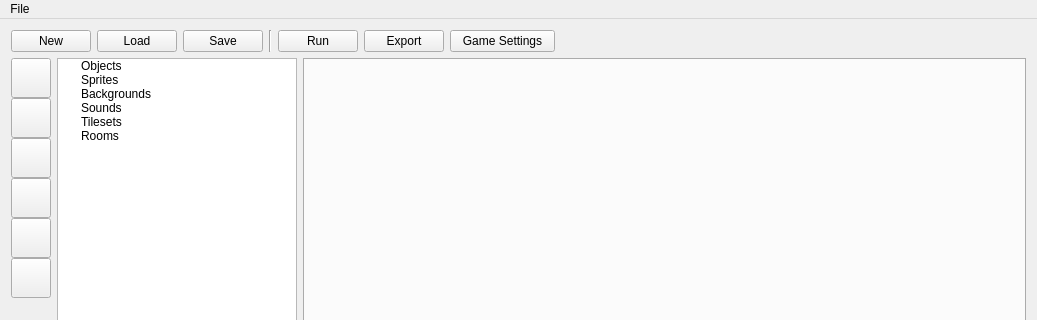
tffdev/Lumi, file Editor/forms/mainwindow.ui: the form before one commit; both pictures show x 0 to 1037 and y 0 to 320 of the 1037 by 644 pixel window.
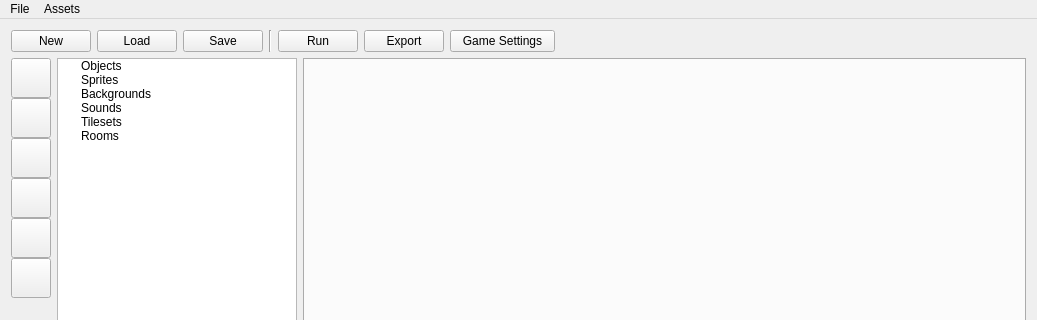
The form after the commit. Icons and pictures are not drawn. Custom widgets are drawn as their Qt base class.

```diff
--- a/Editor/forms/mainwindow.ui
+++ b/Editor/forms/mainwindow.ui
@@ -652,8 +652,18 @@
     <addaction name="actionNew"/>
     <addaction name="actionLoad"/>
     <addaction name="actionSave"/>
+    <addaction name="separator"/>
+    <addaction name="actionOpen_project_settings"/>
+    <addaction name="separator"/>
+    <addaction name="actionExit"/>
+   </widget>
+   <widget class="QMenu" name="menuAssets">
+    <property name="title">
+     <string>Assets</string>
+    </property>
    </widget>
    <addaction name="menuFile"/>
+   <addaction name="menuAssets"/>
   </widget>
   <widget class="QStatusBar" name="statusBar"/>
   <action name="actionNew">
```
Left out of the diff: 30 changed lines with no effect on the pictures.
